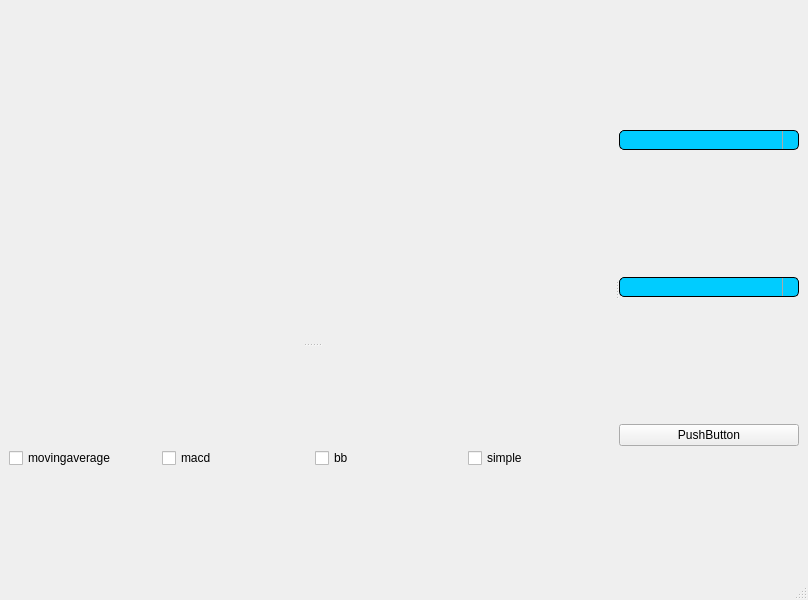
Before: the Qt Designer form resources/plot_window.ui in Mostafa-Hamidifard/Stock-project, drawn with Qt 5.
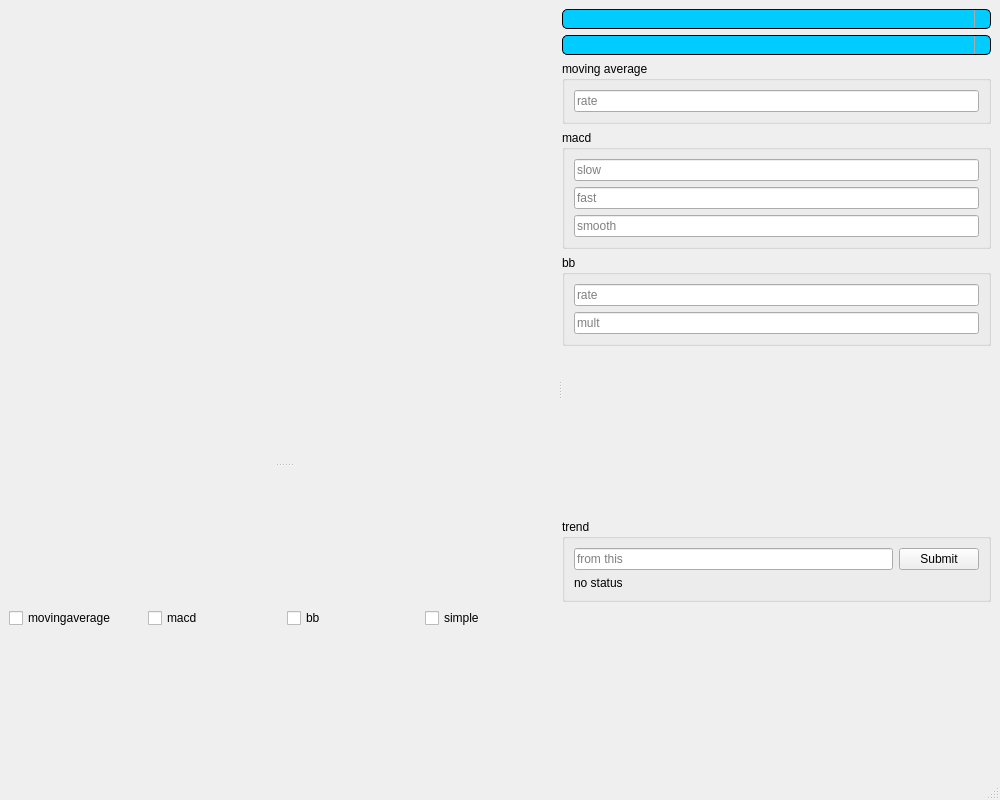
After: the same form once the commit is applied. Icons and pictures are not drawn.

```diff
--- a/resources/plot_window.ui
+++ b/resources/plot_window.ui
@@ -6,8 +6,8 @@
    <rect>
     <x>0</x>
     <y>0</y>
-    <width>808</width>
-    <height>600</height>
+    <width>1000</width>
+    <height>800</height>
    </rect>
   </property>
   <property name="windowTitle">
@@ -168,12 +168,130 @@
          </widget>
         </item>
         <item>
-         <widget class="QPushButton" name="pushButton">
-          <property name="text">
-           <string>PushButton</string>
+         <widget class="QGroupBox" name="groupBox_movingaverage">
+          <property name="title">
+           <string>moving average</string>
           </property>
+          <layout class="QVBoxLayout" name="verticalLayout_3">
+           <item>
+            <widget class="QLineEdit" name="movingaverage_rate">
+             <property name="placeholderText">
+              <string>rate</string>
+             </property>
+            </widget>
+           </item>
+          </layout>
          </widget>
         </item>
+        <item>
+         <widget class="QGroupBox" name="groupBox_macd">
+          <property name="title">
+           <string>macd</string>
+          </property>
+          <layout class="QVBoxLayout" name="verticalLayout_4">
+           <item>
+            <widget class="QLineEdit" name="macd_slow">
+             <property name="placeholderText">
+              <string>slow</string>
+             </property>
+            </widget>
+           </item>
+           <item>
+            <widget class="QLineEdit" name="macd_fast">
+             <property name="placeholderText">
+              <string>fast</string>
+             </property>
+            </widget>
+           </item>
+           <item>
+            <widget class="QLineEdit" name="macd_smooth">
+             <property name="placeholderText">
+              <string>smooth</string>
+             </property>
+            </widget>
+           </item>
+          </layout>
+         </widget>
+        </item>
+        <item>
+         <widget class="QGroupBox" name="groupBox_bb">
+          <property name="title">
+           <string>bb</string>
+          </property>
+          <layout class="QVBoxLayout" name="verticalLayout_5">
+           <item>
+            <widget class="QLineEdit" name="bb_rate">
+             <property name="placeholderText">
+              <string>rate</string>
+             </property>
+            </widget>
+           </item>
+           <item>
+            <widget class="QLineEdit" name="bb_mult">
+             <property name="placeholderText">
+              <string>mult</string>
+             </property>
+            </widget>
+           </item>
+          </layout>
+         </widget>
+        </item>
+        <item>
+         <spacer name="verticalSpacer">
+          <property name="orientation">
+           <enum>Qt::Vertical</enum>
+          </property>
+          <property name="sizeHint" stdset="0">
+           <size>
+            <width>20</width>
+            <height>40</height>
+           </size>
+          </property>
+         </spacer>
+        </item>
+        <item>
+         <widget class="QGroupBox" name="groupBox_trend">
+          <property name="title">
+           <string>trend</string>
+          </property>
+          <layout class="QGridLayout" name="gridLayout">
+           <item row="0" column="0">
+            <widget class="QLineEdit" name="lineEdit_trend">
+             <property name="placeholderText">
+              <string>from this</string>
+             </property>
+            </widget>
+           </item>
+           <item row="0" column="1">
+            <widget class="QPushButton" name="pushButton_trend">
+             <property name="text">
+              <string>Submit</string>
+             </property>
+            </widget>
+           </item>
+           <item row="1" column="0">
+            <widget class="QLabel" name="label_trend">
+             <property name="text">
+              <string>no status</string>
+             </property>
+            </widget>
+           </item>
+          </layout>
+         </widget>
+        </item>
+        <item>
+         <spacer name="verticalSpacer_2">
+          <property name="orientation">
+           <enum>Qt::Vertical</enum>
+          </property>
+          <property name="sizeHint" stdset="0">
+           <size>
+            <width>20</width>
+            <height>40</height>
+           </size>
+          </property>
+         </spacer>
+        </item>
        </layout>
       </widget>
      </widget>
```
Left out of the diff: 2 changed lines with no effect on the pictures.
